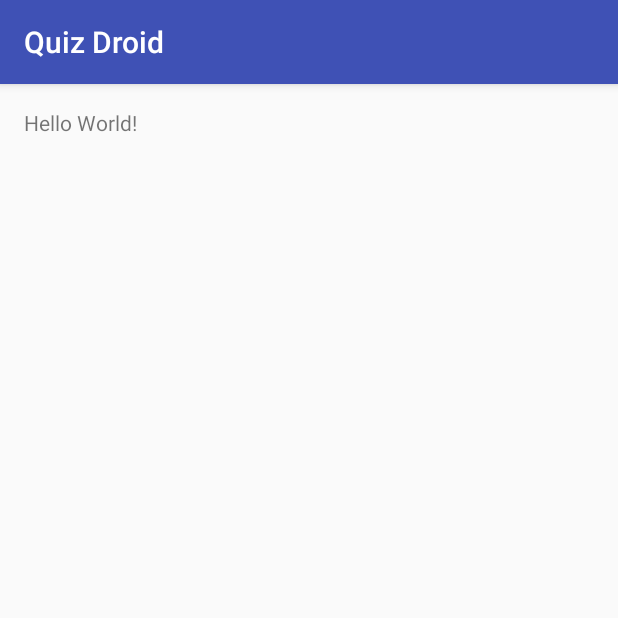
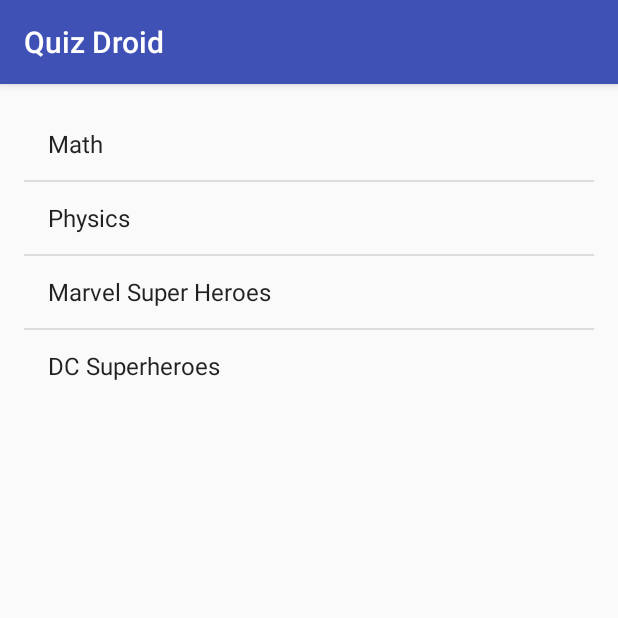
Before and after one commit to NegativeRainbow/quizdroid, an Android app: the screen it shows after launch (MainActivity), on a phone screen of 412 x 824 dp, the top half of it. Run offline under Robolectric (Android 15) with nearby library versions, the phone set to English and light mode, and no system bars.

Commit message:
Created Initial Activity and took screenshots

```diff
--- a/app/src/main/java/edu/washington/danishb/quizdroid/MainActivity.java
+++ b/app/src/main/java/edu/washington/danishb/quizdroid/MainActivity.java
@@ -2,12 +2,36 @@ package edu.washington.danishb.quizdroid;
 
 import android.support.v7.app.AppCompatActivity;
 import android.os.Bundle;
+import android.view.View;
+import android.widget.AdapterView;
+import android.widget.ArrayAdapter;
+import android.widget.ListView;
 
 public class MainActivity extends AppCompatActivity {
+
+    ListView listView;
 
     @Override
     protected void onCreate(Bundle savedInstanceState) {
         super.onCreate(savedInstanceState);
         setContentView(R.layout.activity_main);
+
+        listView = (ListView) findViewById(R.id.topicList);
+
+        String[] topics = new String[] {
+                "Math",
+                "Physics",
+                "Marvel Super Heroes",
+                "DC Superheroes"
+        };
+        ArrayAdapter<String> adapter = new ArrayAdapter<String>(this,
+                android.R.layout.simple_list_item_1, android.R.id.text1, topics);
+        AdapterView.OnItemClickListener listener = new AdapterView.OnItemClickListener() {
+            @Override
+            public void onItemClick(AdapterView<?> adapterView, View view, int i, long l) {
+                String topic = (String) listView.getItemAtPosition(i);
+            }
+        };
+        listView.setAdapter(adapter);
     }
 }
--- a/app/src/main/res/layout/activity_main.xml
+++ b/app/src/main/res/layout/activity_main.xml
@@ -1,17 +1,12 @@
 <?xml version="1.0" encoding="utf-8"?>
-<RelativeLayout xmlns:android="http://schemas.android.com/apk/res/android"
+<ListView xmlns:android="http://schemas.android.com/apk/res/android"
     xmlns:tools="http://schemas.android.com/tools"
-    android:id="@+id/activity_main"
+    android:id="@+id/topicList"
     android:layout_width="match_parent"
-    android:layout_height="match_parent"
+    android:layout_height="wrap_content"
     android:paddingBottom="@dimen/activity_vertical_margin"
     android:paddingLeft="@dimen/activity_horizontal_margin"
     android:paddingRight="@dimen/activity_horizontal_margin"
     android:paddingTop="@dimen/activity_vertical_margin"
     tools:context="edu.washington.danishb.quizdroid.MainActivity">
-
-    <TextView
-        android:layout_width="wrap_content"
-        android:layout_height="wrap_content"
-        android:text="Hello World!" />
-</RelativeLayout>
+</ListView>
```
Also changed, not shown: 2 other files.
